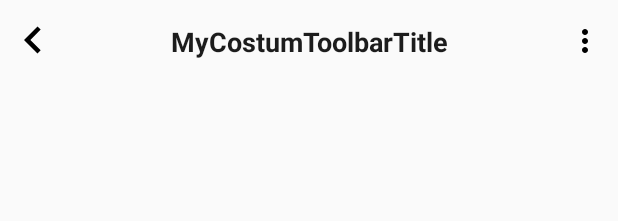
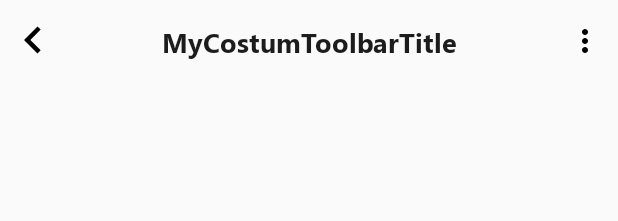
Before and after one commit to gzeinnumer/MyLibStyle, an Android app: the layout activity_main.xml on its own in the app's theme, with its tools: preview values and no code run, on a phone screen of 412 x 824 dp. Shown: the top 221 px of the screen. Run offline under Robolectric (Android 15) with nearby library versions, the phone set to English and light mode, and no system bars.

Commit message:
icon foto

```diff
--- a/lib/src/main/res/values/styles.xml
+++ b/lib/src/main/res/values/styles.xml
@@ -9,19 +9,19 @@
     </style>
 
     <style name="BaseTextView">
-<!--        <item name="android:fontFamily">@font/segoe_ui</item>-->
+        <item name="android:fontFamily">@font/segoe_ui</item>
     </style>
 
     <style name="BaseTextView.Bold" parent="BaseTextView">
-        <!--        <item name="android:fontFamily">@font/segoe_ui_bold</item>-->
+        <item name="android:fontFamily">@font/segoe_ui_bold</item>
     </style>
 
     <style name="BaseTextView.Italic" parent="BaseTextView">
-        <!--        <item name="android:fontFamily">@font/segoe_ui_italic</item>-->
+        <item name="android:fontFamily">@font/segoe_ui_italic</item>
     </style>
 
     <style name="BaseTextView.Bold.Italic" parent="BaseTextView">
-        <!--        <item name="android:fontFamily">@font/segoe_ui_bold_italic</item>-->
+        <item name="android:fontFamily">@font/segoe_ui_bold_italic</item>
     </style>
 
     <style name="MyDivider">
```
